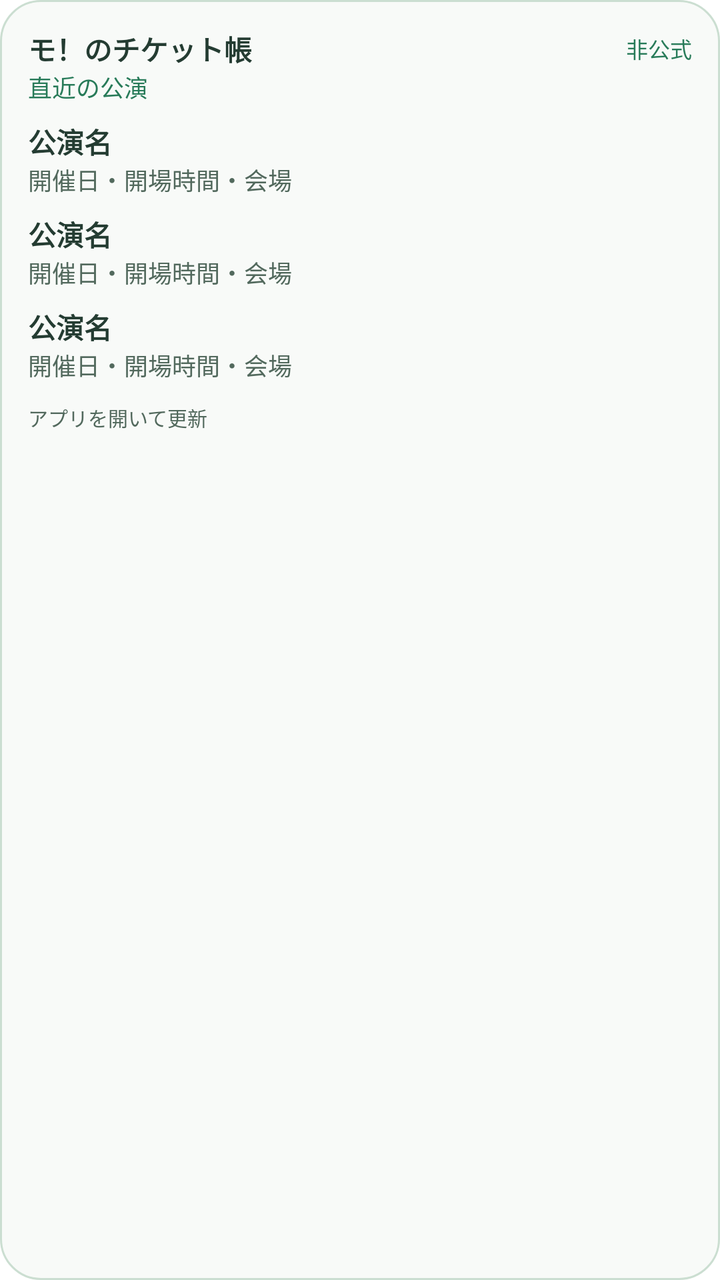
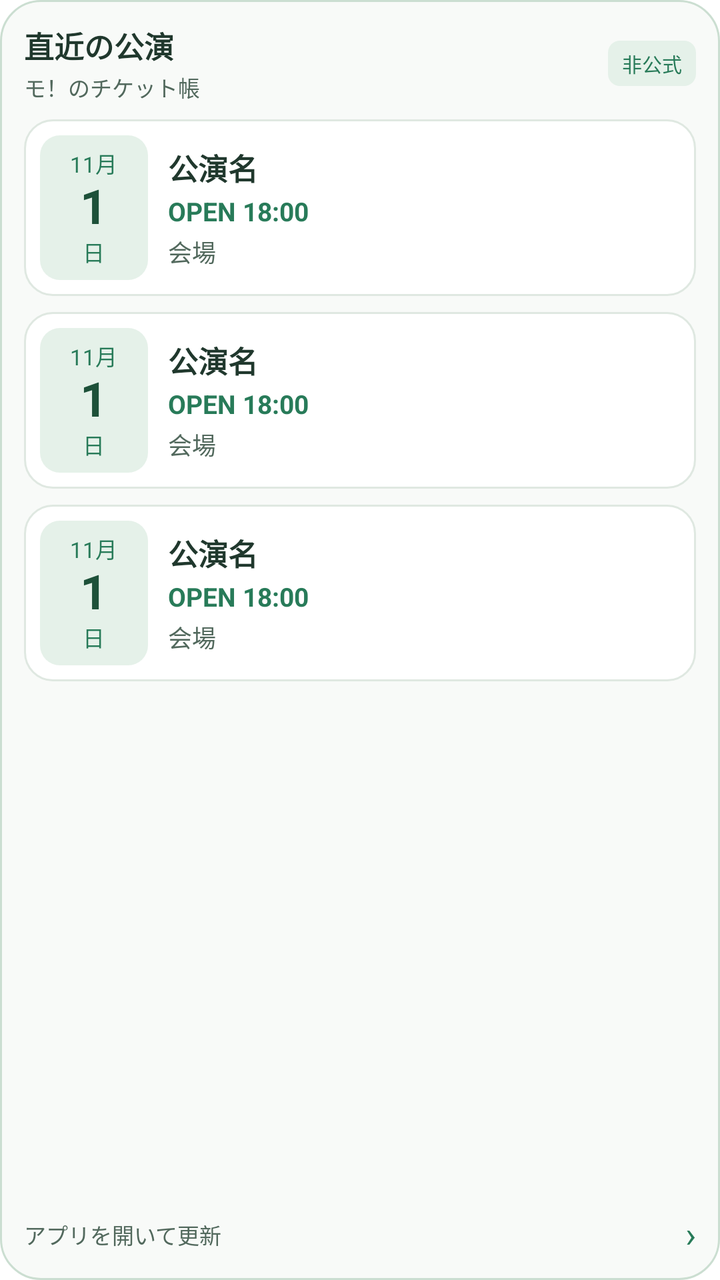

An Android layout rendered at two revisions. The XML below is the earlier revision; the diff shows what the commit changed to produce the second picture.
<!-- AndroidManifest.xml: fallback theme Theme.MaterialComponents.DayNight.NoActionBar -->
<!-- res/layout/ticket_widget.xml -->
<LinearLayout xmlns:android="http://schemas.android.com/apk/res/android" android:id="@+id/ticket_widget_root" android:layout_width="match_parent" android:layout_height="match_parent" android:orientation="vertical" android:padding="14dp" android:background="@drawable/ticket_widget_background">
<LinearLayout android:layout_width="match_parent" android:layout_height="wrap_content" android:orientation="horizontal" android:gravity="center_vertical"><TextView android:id="@+id/ticket_widget_heading" android:layout_width="0dp" android:layout_weight="1" android:layout_height="wrap_content" android:text="モ！のチケット帳" android:textColor="#243C32" android:textSize="14sp" android:textStyle="bold" android:maxLines="1" android:ellipsize="end"/><TextView android:layout_width="wrap_content" android:layout_height="wrap_content" android:text="非公式" android:textColor="#287B59" android:textSize="11sp" android:paddingLeft="6dp"/></LinearLayout>
<TextView android:id="@+id/ticket_widget_mode" android:layout_width="match_parent" android:layout_height="wrap_content" android:text="直近の公演" android:textColor="#287B59" android:textSize="12sp" android:layout_marginBottom="4dp"/>
<TextView android:id="@+id/ticket_widget_empty" android:layout_width="match_parent" android:layout_height="wrap_content" android:text="タップしてアプリで情報を取得" android:textColor="#52695D" android:textSize="13sp" android:paddingTop="8dp" android:paddingBottom="8dp" android:visibility="gone"/>
<LinearLayout android:id="@+id/ticket_row_0" android:layout_width="match_parent" android:layout_height="wrap_content" android:minHeight="44dp" android:orientation="vertical" android:paddingTop="4dp" android:paddingBottom="4dp" android:background="@drawable/ticket_widget_row">
<TextView android:id="@+id/ticket_title_0" android:layout_width="match_parent" android:layout_height="wrap_content" android:text="公演名" android:textColor="#243C32" android:textSize="14sp" android:textStyle="bold" android:maxLines="1" android:ellipsize="end"/>
<TextView android:id="@+id/ticket_meta_0" android:layout_width="match_parent" android:layout_height="wrap_content" android:text="開催日・開場時間・会場" android:textColor="#52695D" android:textSize="12sp" android:maxLines="1" android:ellipsize="end"/>
</LinearLayout><LinearLayout android:id="@+id/ticket_row_1" android:layout_width="match_parent" android:layout_height="wrap_content" android:minHeight="44dp" android:orientation="vertical" android:paddingTop="4dp" android:paddingBottom="4dp" android:background="@drawable/ticket_widget_row">
<TextView android:id="@+id/ticket_title_1" android:layout_width="match_parent" android:layout_height="wrap_content" android:text="公演名" android:textColor="#243C32" android:textSize="14sp" android:textStyle="bold" android:maxLines="1" android:ellipsize="end"/>
<TextView android:id="@+id/ticket_meta_1" android:layout_width="match_parent" android:layout_height="wrap_content" android:text="開催日・開場時間・会場" android:textColor="#52695D" android:textSize="12sp" android:maxLines="1" android:ellipsize="end"/>
</LinearLayout><LinearLayout android:id="@+id/ticket_row_2" android:layout_width="match_parent" android:layout_height="wrap_content" android:minHeight="44dp" android:orientation="vertical" android:paddingTop="4dp" android:paddingBottom="4dp" android:background="@drawable/ticket_widget_row">
<TextView android:id="@+id/ticket_title_2" android:layout_width="match_parent" android:layout_height="wrap_content" android:text="公演名" android:textColor="#243C32" android:textSize="14sp" android:textStyle="bold" android:maxLines="1" android:ellipsize="end"/>
<TextView android:id="@+id/ticket_meta_2" android:layout_width="match_parent" android:layout_height="wrap_content" android:text="開催日・開場時間・会場" android:textColor="#52695D" android:textSize="12sp" android:maxLines="1" android:ellipsize="end"/>
</LinearLayout>
<TextView android:id="@+id/ticket_widget_updated" android:layout_width="match_parent" android:layout_height="wrap_content" android:text="アプリを開いて更新" android:textColor="#52695D" android:textSize="10sp" android:layout_marginTop="6dp" android:maxLines="1" android:ellipsize="end"/>
</LinearLayout>
<!-- resources referenced by this layout -->
<resources>
  <!-- drawable ticket_widget_background (drawable) -->
  <shape xmlns:android="http://schemas.android.com/apk/res/android"><solid android:color="#F8FAF8"/><corners android:radius="20dp"/><stroke android:width="1dp" android:color="#CBDed1"/></shape>
  <!-- drawable ticket_widget_row (drawable) -->
  <selector xmlns:android="http://schemas.android.com/apk/res/android"><item android:state_pressed="true"><shape><solid android:color="#E4F2E9"/><corners android:radius="8dp"/></shape></item><item><shape><solid android:color="#00FFFFFF"/></shape></item></selector>
</resources>

<!-- the commit's change to res/layout/ticket_widget.xml (unified diff, before → after) -->
@@ -1,16 +1,51 @@
-<LinearLayout xmlns:android="http://schemas.android.com/apk/res/android" android:id="@+id/ticket_widget_root" android:layout_width="match_parent" android:layout_height="match_parent" android:orientation="vertical" android:padding="14dp" android:background="@drawable/ticket_widget_background">
-<LinearLayout android:layout_width="match_parent" android:layout_height="wrap_content" android:orientation="horizontal" android:gravity="center_vertical"><TextView android:id="@+id/ticket_widget_heading" android:layout_width="0dp" android:layout_weight="1" android:layout_height="wrap_content" android:text="モ！のチケット帳" android:textColor="#243C32" android:textSize="14sp" android:textStyle="bold" android:maxLines="1" android:ellipsize="end"/><TextView android:layout_width="wrap_content" android:layout_height="wrap_content" android:text="非公式" android:textColor="#287B59" android:textSize="11sp" android:paddingLeft="6dp"/></LinearLayout>
-<TextView android:id="@+id/ticket_widget_mode" android:layout_width="match_parent" android:layout_height="wrap_content" android:text="直近の公演" android:textColor="#287B59" android:textSize="12sp" android:layout_marginBottom="4dp"/>
-<TextView android:id="@+id/ticket_widget_empty" android:layout_width="match_parent" android:layout_height="wrap_content" android:text="タップしてアプリで情報を取得" android:textColor="#52695D" android:textSize="13sp" android:paddingTop="8dp" android:paddingBottom="8dp" android:visibility="gone"/>
-<LinearLayout android:id="@+id/ticket_row_0" android:layout_width="match_parent" android:layout_height="wrap_content" android:minHeight="44dp" android:orientation="vertical" android:paddingTop="4dp" android:paddingBottom="4dp" android:background="@drawable/ticket_widget_row">
-<TextView android:id="@+id/ticket_title_0" android:layout_width="match_parent" android:layout_height="wrap_content" android:text="公演名" android:textColor="#243C32" android:textSize="14sp" android:textStyle="bold" android:maxLines="1" android:ellipsize="end"/>
-<TextView android:id="@+id/ticket_meta_0" android:layout_width="match_parent" android:layout_height="wrap_content" android:text="開催日・開場時間・会場" android:textColor="#52695D" android:textSize="12sp" android:maxLines="1" android:ellipsize="end"/>
-</LinearLayout><LinearLayout android:id="@+id/ticket_row_1" android:layout_width="match_parent" android:layout_height="wrap_content" android:minHeight="44dp" android:orientation="vertical" android:paddingTop="4dp" android:paddingBottom="4dp" android:background="@drawable/ticket_widget_row">
-<TextView android:id="@+id/ticket_title_1" android:layout_width="match_parent" android:layout_height="wrap_content" android:text="公演名" android:textColor="#243C32" android:textSize="14sp" android:textStyle="bold" android:maxLines="1" android:ellipsize="end"/>
-<TextView android:id="@+id/ticket_meta_1" android:layout_width="match_parent" android:layout_height="wrap_content" android:text="開催日・開場時間・会場" android:textColor="#52695D" android:textSize="12sp" android:maxLines="1" android:ellipsize="end"/>
-</LinearLayout><LinearLayout android:id="@+id/ticket_row_2" android:layout_width="match_parent" android:layout_height="wrap_content" android:minHeight="44dp" android:orientation="vertical" android:paddingTop="4dp" android:paddingBottom="4dp" android:background="@drawable/ticket_widget_row">
-<TextView android:id="@+id/ticket_title_2" android:layout_width="match_parent" android:layout_height="wrap_content" android:text="公演名" android:textColor="#243C32" android:textSize="14sp" android:textStyle="bold" android:maxLines="1" android:ellipsize="end"/>
-<TextView android:id="@+id/ticket_meta_2" android:layout_width="match_parent" android:layout_height="wrap_content" android:text="開催日・開場時間・会場" android:textColor="#52695D" android:textSize="12sp" android:maxLines="1" android:ellipsize="end"/>
+<LinearLayout xmlns:android="http://schemas.android.com/apk/res/android" android:id="@+id/ticket_widget_root" android:layout_width="match_parent" android:layout_height="match_parent" android:orientation="vertical" android:padding="12dp" android:background="@drawable/ticket_widget_background">
+  <LinearLayout android:layout_width="match_parent" android:layout_height="wrap_content" android:orientation="horizontal" android:gravity="center_vertical" android:layout_marginBottom="8dp">
+    <LinearLayout android:layout_width="0dp" android:layout_weight="1" android:layout_height="wrap_content" android:orientation="vertical">
+      <TextView android:id="@+id/ticket_widget_mode" android:layout_width="match_parent" android:layout_height="wrap_content" android:text="直近の公演" android:textColor="#20382D" android:textSize="15sp" android:textStyle="bold" android:includeFontPadding="false" android:maxLines="1" android:ellipsize="end"/>
+      <TextView android:id="@+id/ticket_widget_heading" android:layout_width="match_parent" android:layout_height="wrap_content" android:text="モ！のチケット帳" android:textColor="#52695D" android:textSize="11sp" android:layout_marginTop="2dp" android:includeFontPadding="false" android:maxLines="1" android:ellipsize="end"/>
+    </LinearLayout>
+    <TextView android:layout_width="wrap_content" android:layout_height="wrap_content" android:text="非公式" android:textColor="#287B59" android:textSize="10sp" android:layout_marginLeft="8dp" android:paddingLeft="7dp" android:paddingRight="7dp" android:paddingTop="4dp" android:paddingBottom="4dp" android:includeFontPadding="false" android:background="@drawable/ticket_widget_tag"/>
+  </LinearLayout>
+  <TextView android:id="@+id/ticket_widget_empty" android:layout_width="match_parent" android:layout_height="wrap_content" android:minHeight="84dp" android:gravity="center_vertical" android:text="タップしてアプリで情報を取得" android:textColor="#52695D" android:textSize="14sp" android:padding="14dp" android:background="@drawable/ticket_widget_row" android:visibility="gone"/>
+  <LinearLayout android:id="@+id/ticket_row_0" android:layout_width="match_parent" android:layout_height="wrap_content" android:orientation="horizontal" android:gravity="center_vertical" android:padding="8dp" android:layout_marginBottom="8dp" android:background="@drawable/ticket_widget_row">
+    <LinearLayout android:id="@+id/ticket_date_0" android:layout_width="54dp" android:layout_height="wrap_content" android:minHeight="56dp" android:orientation="vertical" android:gravity="center" android:paddingTop="6dp" android:paddingBottom="6dp" android:background="@drawable/ticket_widget_date">
+      <TextView android:id="@+id/ticket_month_0" android:layout_width="wrap_content" android:layout_height="wrap_content" android:text="11月" android:textColor="#287B59" android:textSize="11sp" android:includeFontPadding="false"/>
+      <TextView android:id="@+id/ticket_day_0" android:layout_width="wrap_content" android:layout_height="wrap_content" android:text="1" android:textColor="#1D5139" android:textSize="24sp" android:textStyle="bold" android:includeFontPadding="false"/>
+      <TextView android:id="@+id/ticket_weekday_0" android:layout_width="wrap_content" android:layout_height="wrap_content" android:text="日" android:textColor="#287B59" android:textSize="11sp" android:includeFontPadding="false"/>
+    </LinearLayout>
+    <LinearLayout android:layout_width="0dp" android:layout_weight="1" android:layout_height="wrap_content" android:orientation="vertical" android:layout_marginLeft="10dp">
+      <TextView android:id="@+id/ticket_title_0" android:layout_width="match_parent" android:layout_height="wrap_content" android:text="公演名" android:textColor="#20382D" android:textSize="15sp" android:textStyle="bold" android:maxLines="2" android:ellipsize="end" android:includeFontPadding="false" android:lineSpacingExtra="1dp"/>
+      <TextView android:id="@+id/ticket_time_0" android:layout_width="match_parent" android:layout_height="wrap_content" android:text="OPEN 18:00" android:textColor="#287B59" android:textSize="13sp" android:textStyle="bold" android:layout_marginTop="4dp" android:maxLines="1" android:ellipsize="end" android:includeFontPadding="false"/>
+      <TextView android:id="@+id/ticket_meta_0" android:layout_width="match_parent" android:layout_height="wrap_content" android:text="会場" android:textColor="#52695D" android:textSize="12sp" android:layout_marginTop="3dp" android:maxLines="1" android:ellipsize="end" android:includeFontPadding="false"/>
+    </LinearLayout>
+  </LinearLayout>
+  <LinearLayout android:id="@+id/ticket_row_1" android:layout_width="match_parent" android:layout_height="wrap_content" android:orientation="horizontal" android:gravity="center_vertical" android:padding="8dp" android:layout_marginBottom="8dp" android:background="@drawable/ticket_widget_row">
+    <LinearLayout android:id="@+id/ticket_date_1" android:layout_width="54dp" android:layout_height="wrap_content" android:minHeight="56dp" android:orientation="vertical" android:gravity="center" android:paddingTop="6dp" android:paddingBottom="6dp" android:background="@drawable/ticket_widget_date">
+      <TextView android:id="@+id/ticket_month_1" android:layout_width="wrap_content" android:layout_height="wrap_content" android:text="11月" android:textColor="#287B59" android:textSize="11sp" android:includeFontPadding="false"/>
+      <TextView android:id="@+id/ticket_day_1" android:layout_width="wrap_content" android:layout_height="wrap_content" android:text="1" android:textColor="#1D5139" android:textSize="24sp" android:textStyle="bold" android:includeFontPadding="false"/>
+      <TextView android:id="@+id/ticket_weekday_1" android:layout_width="wrap_content" android:layout_height="wrap_content" android:text="日" android:textColor="#287B59" android:textSize="11sp" android:includeFontPadding="false"/>
+    </LinearLayout>
+    <LinearLayout android:layout_width="0dp" android:layout_weight="1" android:layout_height="wrap_content" android:orientation="vertical" android:layout_marginLeft="10dp">
+      <TextView android:id="@+id/ticket_title_1" android:layout_width="match_parent" android:layout_height="wrap_content" android:text="公演名" android:textColor="#20382D" android:textSize="15sp" android:textStyle="bold" android:maxLines="2" android:ellipsize="end" android:includeFontPadding="false" android:lineSpacingExtra="1dp"/>
+      <TextView android:id="@+id/ticket_time_1" android:layout_width="match_parent" android:layout_height="wrap_content" android:text="OPEN 18:00" android:textColor="#287B59" android:textSize="13sp" android:textStyle="bold" android:layout_marginTop="4dp" android:maxLines="1" android:ellipsize="end" android:includeFontPadding="false"/>
+      <TextView android:id="@+id/ticket_meta_1" android:layout_width="match_parent" android:layout_height="wrap_content" android:text="会場" android:textColor="#52695D" android:textSize="12sp" android:layout_marginTop="3dp" android:maxLines="1" android:ellipsize="end" android:includeFontPadding="false"/>
+    </LinearLayout>
+  </LinearLayout>
+  <LinearLayout android:id="@+id/ticket_row_2" android:layout_width="match_parent" android:layout_height="wrap_content" android:orientation="horizontal" android:gravity="center_vertical" android:padding="8dp" android:layout_marginBottom="8dp" android:background="@drawable/ticket_widget_row">
+    <LinearLayout android:id="@+id/ticket_date_2" android:layout_width="54dp" android:layout_height="wrap_content" android:minHeight="56dp" android:orientation="vertical" android:gravity="center" android:paddingTop="6dp" android:paddingBottom="6dp" android:background="@drawable/ticket_widget_date">
+      <TextView android:id="@+id/ticket_month_2" android:layout_width="wrap_content" android:layout_height="wrap_content" android:text="11月" android:textColor="#287B59" android:textSize="11sp" android:includeFontPadding="false"/>
+      <TextView android:id="@+id/ticket_day_2" android:layout_width="wrap_content" android:layout_height="wrap_content" android:text="1" android:textColor="#1D5139" android:textSize="24sp" android:textStyle="bold" android:includeFontPadding="false"/>
+      <TextView android:id="@+id/ticket_weekday_2" android:layout_width="wrap_content" android:layout_height="wrap_content" android:text="日" android:textColor="#287B59" android:textSize="11sp" android:includeFontPadding="false"/>
+    </LinearLayout>
+    <LinearLayout android:layout_width="0dp" android:layout_weight="1" android:layout_height="wrap_content" android:orientation="vertical" android:layout_marginLeft="10dp">
+      <TextView android:id="@+id/ticket_title_2" android:layout_width="match_parent" android:layout_height="wrap_content" android:text="公演名" android:textColor="#20382D" android:textSize="15sp" android:textStyle="bold" android:maxLines="2" android:ellipsize="end" android:includeFontPadding="false" android:lineSpacingExtra="1dp"/>
+      <TextView android:id="@+id/ticket_time_2" android:layout_width="match_parent" android:layout_height="wrap_content" android:text="OPEN 18:00" android:textColor="#287B59" android:textSize="13sp" android:textStyle="bold" android:layout_marginTop="4dp" android:maxLines="1" android:ellipsize="end" android:includeFontPadding="false"/>
+      <TextView android:id="@+id/ticket_meta_2" android:layout_width="match_parent" android:layout_height="wrap_content" android:text="会場" android:textColor="#52695D" android:textSize="12sp" android:layout_marginTop="3dp" android:maxLines="1" android:ellipsize="end" android:includeFontPadding="false"/>
+    </LinearLayout>
+  </LinearLayout>
+  <LinearLayout android:layout_width="match_parent" android:layout_height="0dp" android:layout_weight="1"/>
+  <LinearLayout android:id="@+id/ticket_widget_footer" android:layout_width="match_parent" android:layout_height="wrap_content" android:orientation="horizontal" android:gravity="center_vertical">
+    <TextView android:id="@+id/ticket_widget_updated" android:layout_width="0dp" android:layout_weight="1" android:layout_height="wrap_content" android:text="アプリを開いて更新" android:textColor="#52695D" android:textSize="11sp" android:includeFontPadding="false" android:maxLines="1" android:ellipsize="end"/>
+    <TextView android:layout_width="20dp" android:layout_height="wrap_content" android:text="›" android:gravity="right" android:textColor="#287B59" android:textSize="18sp" android:includeFontPadding="false"/>
+  </LinearLayout>
 </LinearLayout>
-<TextView android:id="@+id/ticket_widget_updated" android:layout_width="match_parent" android:layout_height="wrap_content" android:text="アプリを開いて更新" android:textColor="#52695D" android:textSize="10sp" android:layout_marginTop="6dp" android:maxLines="1" android:ellipsize="end"/>
-</LinearLayout>
<!-- resource entries referenced after the edit -->
@@ -2,7 +2,11 @@
 <resources>
   <!-- drawable ticket_widget_background (drawable) -->
   <shape xmlns:android="http://schemas.android.com/apk/res/android"><solid android:color="#F8FAF8"/><corners android:radius="20dp"/><stroke android:width="1dp" android:color="#CBDed1"/></shape>
+  <!-- drawable ticket_widget_date (drawable) -->
+  <shape xmlns:android="http://schemas.android.com/apk/res/android"><solid android:color="#E5F1E9"/><corners android:radius="10dp"/></shape>
   <!-- drawable ticket_widget_row (drawable) -->
-  <selector xmlns:android="http://schemas.android.com/apk/res/android"><item android:state_pressed="true"><shape><solid android:color="#E4F2E9"/><corners android:radius="8dp"/></shape></item><item><shape><solid android:color="#00FFFFFF"/></shape></item></selector>
+  <selector xmlns:android="http://schemas.android.com/apk/res/android"><item android:state_pressed="true"><shape><solid android:color="#EEF6F0"/><stroke android:width="1dp" android:color="#CBDDD1"/><corners android:radius="14dp"/></shape></item><item><shape><solid android:color="#FFFFFF"/><stroke android:width="1dp" android:color="#DFE8E1"/><corners android:radius="14dp"/></shape></item></selector>
+  <!-- drawable ticket_widget_tag (drawable) -->
+  <shape xmlns:android="http://schemas.android.com/apk/res/android"><solid android:color="#E5F1E9"/><corners android:radius="6dp"/></shape>
 </resources>
 
